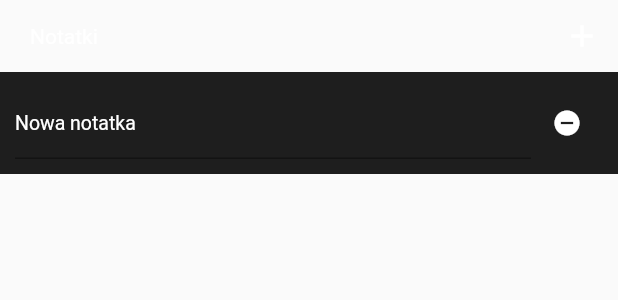
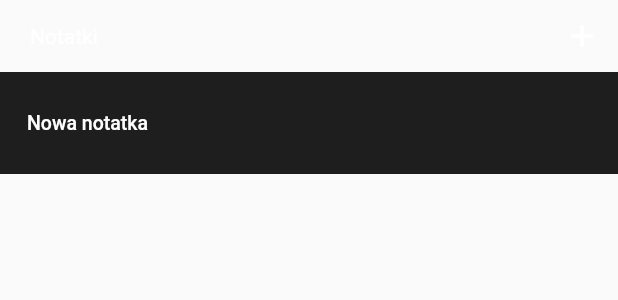
Before and after one commit to marcin-bialek/analysis_tool, a Flutter app: the SideMenuNotes widget shown alone on an empty page, opened directly, after a tap on the "add" icon, on a phone screen of 412 x 824 dp. Shown: the top 300 px of the screen. Run offline on Flutter 3.47's test engine with Material 2 defaults, Android fonts, the phone set to English and light mode, and no system bars; our stand-ins replace csv, file_picker, scrollable_positioned_list, socket_io_client; missing offline and left inert: flex_color_picker, multi_split_view.

Commit message:
note view and note title

```diff
--- a/lib/constants/routes.dart
+++ b/lib/constants/routes.dart
@@ -15,4 +15,5 @@ class MainViewRoutes {
   static const codeStats = '/main-view/code-stats';
   static const codeGraph = '/main-view/code-graph';
   static const compare = '/main-view/compare';
+  static const note = '/main-view/note';
 }
--- a/lib/main.dart
+++ b/lib/main.dart
@@ -1,5 +1,6 @@
 import 'package:analysis_tool/constants/keys.dart';
 import 'package:analysis_tool/constants/routes.dart';
+import 'package:analysis_tool/models/note.dart';
 import 'package:analysis_tool/models/text_coding_version.dart';
 import 'package:analysis_tool/views/code_stats/code_stats_view.dart';
 import 'package:analysis_tool/views/coding_editor/coding_editor.dart';
@@ -9,6 +10,7 @@ import 'package:analysis_tool/views/home/side_menu_collaboration.dart';
 import 'package:analysis_tool/views/home/side_menu_files.dart';
 import 'package:analysis_tool/views/home/side_menu_notes.dart';
 import 'package:analysis_tool/views/home/side_menu_search.dart';
+import 'package:analysis_tool/views/note_view/note_view.dart';
 import 'package:analysis_tool/views/settings/settings_view.dart';
 import 'package:analysis_tool/views/start/start_page.dart';
 import 'package:analysis_tool/views/text_editor/text_editor.dart';
@@ -118,6 +120,8 @@ class _HomePageState extends State<HomePage> {
           case MainViewRoutes.compare:
             return const Text('porównywanie',
                 style: TextStyle(color: Colors.white));
+          case MainViewRoutes.note:
+            return NoteView(note: settings.arguments as Note);
           case MainViewRoutes.none:
           default:
             return Container();
--- a/lib/models/note.dart
+++ b/lib/models/note.dart
@@ -5,24 +5,28 @@ import 'package:analysis_tool/models/json_encodable.dart';
 
 class Note implements JsonEncodable {
   final String id;
+  final Observable<String> title;
   final Observable<String> text;
   final Map<String, Set<int>> codingLines = {};
 
   Note({
     required this.id,
+    required String title,
     required String text,
-  }) : text = Observable(text);
+  })  : title = Observable(title),
+        text = Observable(text);
 
-  factory Note.withId({required String text}) {
+  factory Note.withId({required String title, required String text}) {
     final id = const Uuid().v4();
-    return Note(id: id, text: text);
+    return Note(id: id, title: title, text: text);
   }
 
   factory Note.fromJson(Map<String, dynamic> json) {
     final String id = json[NoteJsonKeys.id];
+    final String title = json[NoteJsonKeys.title];
     final String text = json[NoteJsonKeys.text];
     final Map<String, dynamic> codingLines = json[NoteJsonKeys.codingLines];
-    final note = Note(id: id, text: text);
+    final note = Note(id: id, title: title, text: text);
     note.codingLines.addAll(codingLines.map((id, value) {
       final indices = value as List<dynamic>;
       return MapEntry(id, indices.map((e) => e as int).toSet());
@@ -34,6 +38,7 @@ class Note implements JsonEncodable {
   Map<String, dynamic> toJson() {
     return {
       NoteJsonKeys.id: id,
+      NoteJsonKeys.title: title,
       NoteJsonKeys.text: text.value,
       NoteJsonKeys.codingLines: codingLines.map((k, v) {
         return MapEntry(k, v.toList());
@@ -52,6 +57,7 @@ class Note implements JsonEncodable {
 
 class NoteJsonKeys {
   static const id = 'id';
+  static const title = 'title';
   static const text = 'text';
   static const codingLines = 'codingLines';
 }
--- a/lib/services/project/project_service.dart
+++ b/lib/services/project/project_service.dart
@@ -289,8 +289,10 @@ class ProjectService {
   }
 
   void addEmptyNote() {
-    final note = Note.withId(text: 'Nowa notatka');
-    addNote(note);
+    addNote(Note.withId(
+      title: 'Nowa notatka',
+      text: 'Nowa notatka',
+    ));
   }
 
   void removeNote(Note note, {bool sendToServer = true}) {
--- a/lib/views/home/side_menu_notes.dart
+++ b/lib/views/home/side_menu_notes.dart
@@ -1,8 +1,7 @@
+import 'package:analysis_tool/constants/keys.dart';
+import 'package:analysis_tool/constants/routes.dart';
 import 'package:analysis_tool/models/note.dart';
-import 'package:analysis_tool/models/server_events/event_note_update.dart';
 import 'package:analysis_tool/services/project/project_service.dart';
-import 'package:analysis_tool/services/server/server_service.dart';
-import 'package:analysis_tool/views/dialogs.dart' show showDialogRemoveNote;
 import 'package:flutter/material.dart';
 
 class SideMenuNotes extends StatefulWidget {
@@ -53,7 +52,7 @@ class _SideMenuNotesState extends State<SideMenuNotes> {
                     feedback: Material(
                       child: Container(
                         width: 300.0,
-                        height: 100.0,
+                        height: 50.0,
                         decoration: BoxDecoration(
                           border: Border.all(color: Colors.white),
                         ),
@@ -72,7 +71,7 @@ class _SideMenuNotesState extends State<SideMenuNotes> {
   }
 }
 
-class _SideMenuNotesItem extends StatefulWidget {
+class _SideMenuNotesItem extends StatelessWidget {
   final Note note;
 
   const _SideMenuNotesItem({
@@ -81,74 +80,29 @@ class _SideMenuNotesItem extends StatefulWidget {
   }) : super(key: key);
 
   @override
-  State<StatefulWidget> createState() => _SideMenuNotesItemState();
-}
-
-class _SideMenuNotesItemState extends State<_SideMenuNotesItem> {
-  final _projectService = ProjectService();
-  FocusNode? _focusNode;
-  TextEditingController? _textController;
-
-  @override
-  void initState() {
-    super.initState();
-    _focusNode = FocusNode();
-    _textController = TextEditingController(text: widget.note.text.value);
-    _focusNode!.addListener(() {
-      if (!_focusNode!.hasFocus) {
-        widget.note.text.value = _textController!.text;
-        ServerService().sendEvent(EventNoteUpdate(
-          noteId: widget.note.id,
-          text: widget.note.text.value,
-        ));
-      }
-    });
-    widget.note.text.addListener(_onNoteUpdate);
-  }
-
-  @override
-  void dispose() {
-    widget.note.text.removeListener(_onNoteUpdate);
-    _focusNode?.dispose();
-    _textController?.dispose();
-    super.dispose();
-  }
-
-  @override
   Widget build(BuildContext context) {
     return Container(
       padding: const EdgeInsets.all(10.0),
       color: const Color.fromARGB(255, 30, 30, 30),
-      child: Row(
-        children: [
-          Expanded(
-            child: TextField(
-              controller: _textController,
-              focusNode: _focusNode,
+      child: TextButton(
+        child: Align(
+          alignment: Alignment.centerLeft,
+          child: note.title.observe((title) {
+            return Text(
+              note.title.value,
               style: const TextStyle(color: Colors.white, fontSize: 13.0),
-              maxLines: null,
-            ),
-          ),
-          IconButton(
-            onPressed: () async {
-              final result = await showDialogRemoveNote(context: context);
-              if (result == true) {
-                _projectService.removeNote(widget.note);
-              }
-            },
-            icon: const Icon(
-              Icons.remove_circle,
-              size: 20.0,
-              color: Colors.white,
-            ),
-            padding: EdgeInsets.zero,
-          ),
-        ],
+              maxLines: 1,
+              overflow: TextOverflow.ellipsis,
+            );
+          }),
+        ),
+        onPressed: () {
+          mainViewNavigatorKey.currentState!.pushReplacementNamed(
+            MainViewRoutes.note,
+            arguments: note,
+          );
+        },
       ),
     );
   }
-
-  void _onNoteUpdate(String value) {
-    _textController?.text = value;
-  }
 }
```
Also changed, not shown: lib/views/coding_editor/coding_editor.dart (+8 -3 lines), lib/views/note_view/note_view.dart (added, +113 -0 lines).
